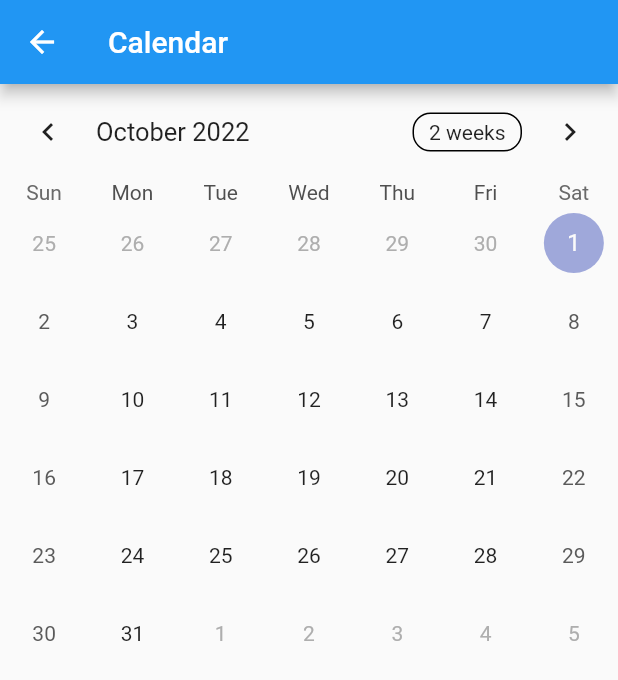
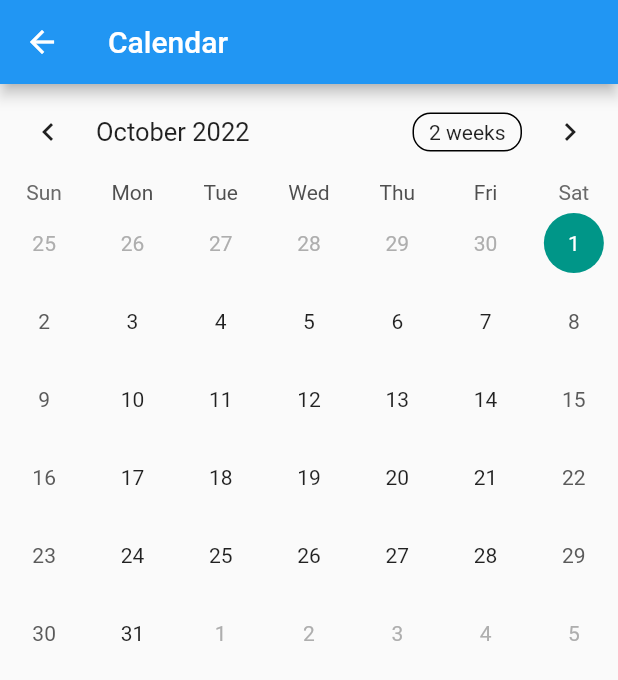
Before and after one commit to Lamb-Stack/PiFi, a Flutter app: the Calendar screen opened directly, on a phone screen of 412 x 824 dp. Shown: the top 680 px of the screen. Run offline on Flutter 3.47's test engine with Material 2 defaults, Android fonts, the light colour scheme and no system bars; drawn by our look-alikes of table_calendar; our stand-ins replace currency_text_input_formatter; missing offline and left inert: dart:html.

Commit message:
I hate
summaries

```diff
--- a/lib/calendar.dart
+++ b/lib/calendar.dart
@@ -35,7 +35,16 @@ class CalendarState extends State<Calendar> {
                 focusedDay = focusDay;
               });
             },
+            selectedDayPredicate: (DateTime date) {
+              return isSameDay(selectedDay, date);
+            },
+            calendarStyle: CalendarStyle(
+              isTodayHighlighted: true,
+              selectedDecoration: BoxDecoration(
+                color: Colors.teal,
+                shape: BoxShape.circle,
               ),
-    );
+              selectedTextStyle: TextStyle(color: Colors.white),
+            )));
   }
 }
```
Lines whose indentation alone changed are shown as unchanged.
